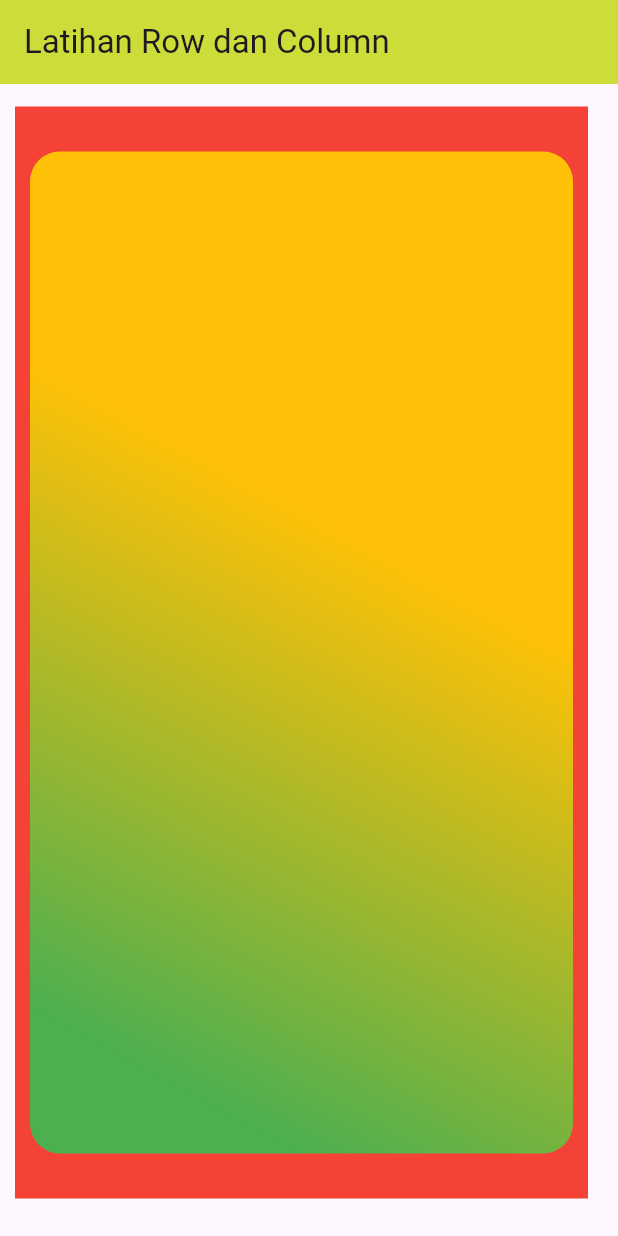
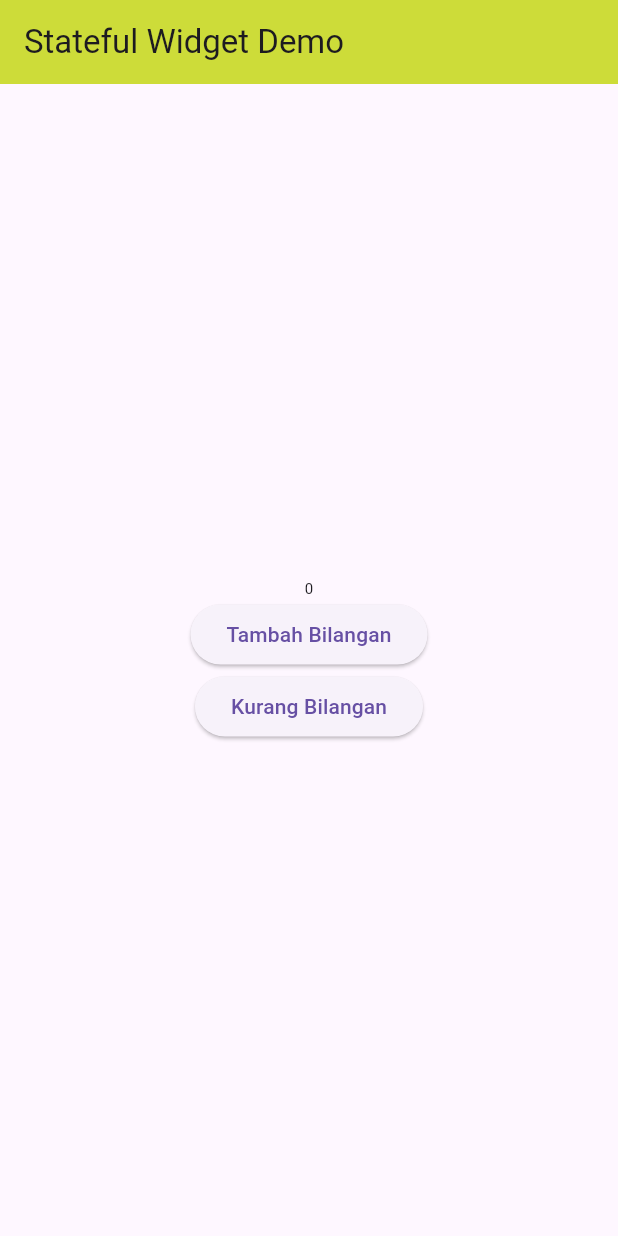
Before and after one commit to yabsiraditya/learn-flutter, a Flutter app: the screen it shows after launch, on a phone screen of 412 x 824 dp. Run offline on Flutter 3.47's test engine with Material 3 defaults, Android fonts, the phone set to English and light mode, and no system bars.

Commit message:
day 3 learn-flutter State Full Widget

```diff
--- a/lib/main.dart
+++ b/lib/main.dart
@@ -2,26 +2,50 @@
 
 void main() => runApp(MyApp());
 
-class MyApp extends StatelessWidget {
+class MyApp extends StatefulWidget {
+  const MyApp({super.key});
+
+  @override
+  State<MyApp> createState() => _MyAppState();
+}
+
+class _MyAppState extends State<MyApp> {
+  int number = 0;
+
+// Tombol Tambah
+  void tombolTambah() {
+    setState(() {
+      number = number + 1;
+    });
+  }
+
+  void tombolKurang() {
+    setState(() {
+      number = number - 1;
+    });
+  }
+
   @override
   Widget build(BuildContext context) {
     return MaterialApp(
       home: Scaffold(
         appBar: AppBar(
-          title: Text("Latihan Row dan Column"),
+          title: Text("Stateful Widget Demo"),
           backgroundColor: Colors.lime,
         ),
-        body: Container(
-          color: Colors.red,
-          margin: EdgeInsets.fromLTRB(10, 15, 20, 25),
-          padding: EdgeInsets.only(bottom: 20, top: 20),
-          child: Container(
-            margin: EdgeInsets.all(10),
-            decoration: BoxDecoration(
-                borderRadius: BorderRadius.circular(20),
-                gradient: LinearGradient(
-                    begin: Alignment.bottomCenter,
-                    colors: <Color>[Colors.green, Colors.amber])),
+        body: Center(
+          child: Column(
+            mainAxisAlignment: MainAxisAlignment.center,
+            children: <Widget>[
+              Text(
+                number.toString(),
+                style: TextStyle(fontSize: 10 + number.toDouble()),
+              ),
+              ElevatedButton(
+                  onPressed: tombolTambah, child: Text("Tambah Bilangan")),
+              ElevatedButton(
+                  onPressed: tombolKurang, child: Text("Kurang Bilangan"))
+            ],
           ),
         ),
       ),
```
